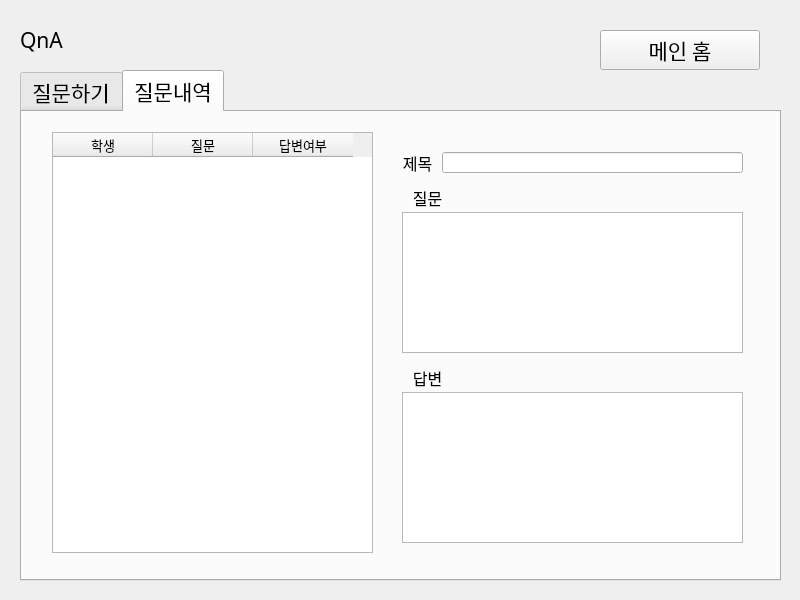
Old version of the form studentUi2.ui in the repository dustn011/EducationApplication.
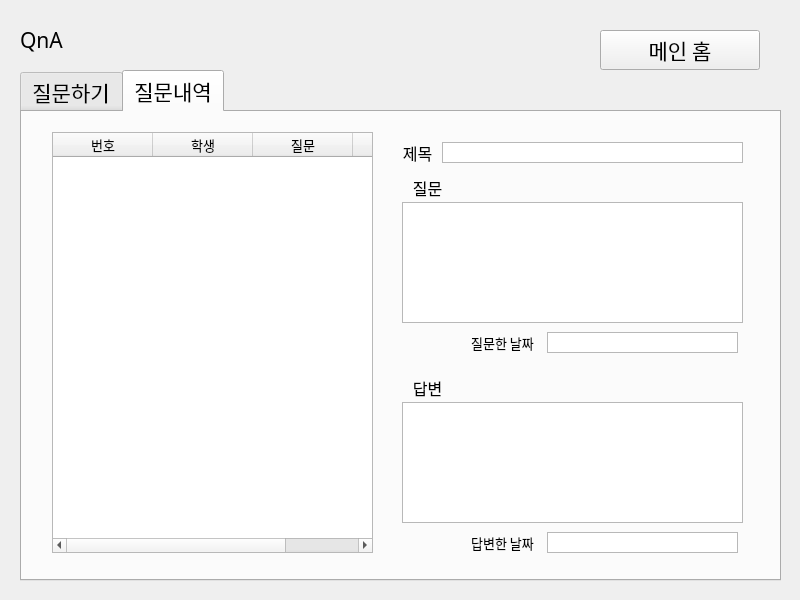
New version of the form. The open tabs and pages were chosen to show the change.

Commit message: 0207 QnA 질문 제목 글자수 제한, 프로시져 만들어서 질문에 숫자 자동으로 추가하게 만듬, 여러 오류 수정

```diff
--- a/studentUi2.ui
+++ b/studentUi2.ui
@@ -337,7 +337,7 @@
        <property name="geometry">
         <rect>
          <x>370</x>
-         <y>40</y>
+         <y>30</y>
          <width>51</width>
          <height>21</height>
         </rect>
@@ -358,7 +358,7 @@
        <property name="geometry">
         <rect>
          <x>380</x>
-         <y>70</y>
+         <y>60</y>
          <width>51</width>
          <height>31</height>
         </rect>
@@ -375,26 +375,11 @@
         <set>Qt::AlignCenter</set>
        </property>
       </widget>
-      <widget class="QLineEdit" name="show_question_title">
-       <property name="geometry">
-        <rect>
-         <x>420</x>
-         <y>40</y>
-         <width>301</width>
-         <height>21</height>
-        </rect>
-       </property>
-       <property name="font">
-        <font>
-         <pointsize>12</pointsize>
-        </font>
-       </property>
-      </widget>
       <widget class="QLabel" name="label_12">
        <property name="geometry">
         <rect>
          <x>380</x>
-         <y>250</y>
+         <y>260</y>
          <width>51</width>
          <height>31</height>
         </rect>
@@ -434,6 +419,11 @@
        <property name="selectionBehavior">
         <enum>QAbstractItemView::SelectRows</enum>
        </property>
+       <column>
+        <property name="text">
+         <string>번호</string>
+        </property>
+       </column>
        <column>
         <property name="text">
          <string>학생</string>
@@ -454,20 +444,126 @@
        <property name="geometry">
         <rect>
          <x>380</x>
-         <y>280</y>
+         <y>290</y>
          <width>341</width>
-         <height>151</height>
+         <height>121</height>
         </rect>
        </property>
+       <property name="font">
+        <font>
+         <pointsize>11</pointsize>
+        </font>
+       </property>
       </widget>
       <widget class="QTextBrowser" name="show_question_content">
        <property name="geometry">
         <rect>
          <x>380</x>
-         <y>100</y>
+         <y>90</y>
          <width>341</width>
-         <height>141</height>
+         <height>121</height>
         </rect>
+       </property>
+       <property name="font">
+        <font>
+         <pointsize>11</pointsize>
+        </font>
+       </property>
+      </widget>
+      <widget class="QTextBrowser" name="show_question_title">
+       <property name="geometry">
+        <rect>
+         <x>420</x>
+         <y>30</y>
+         <width>301</width>
+         <height>21</height>
+        </rect>
+       </property>
+       <property name="font">
+        <font>
+         <pointsize>12</pointsize>
+        </font>
+       </property>
+       <property name="verticalScrollBarPolicy">
+        <enum>Qt::ScrollBarAlwaysOff</enum>
+       </property>
+      </widget>
+      <widget class="QTextBrowser" name="textBrowser">
+       <property name="geometry">
+        <rect>
+         <x>525</x>
+         <y>220</y>
+         <width>191</width>
+         <height>21</height>
+        </rect>
+       </property>
+       <property name="font">
+        <font>
+         <pointsize>10</pointsize>
+        </font>
+       </property>
+       <property name="verticalScrollBarPolicy">
+        <enum>Qt::ScrollBarAlwaysOff</enum>
+       </property>
+      </widget>
+      <widget class="QLabel" name="label_13">
+       <property name="geometry">
+        <rect>
+         <x>440</x>
+         <y>220</y>
+         <width>81</width>
+         <height>21</height>
+        </rect>
+       </property>
+       <property name="font">
+        <font>
+         <pointsize>10</pointsize>
+        </font>
+       </property>
+       <property name="text">
+        <string>질문한 날짜</string>
+       </property>
+       <property name="alignment">
+        <set>Qt::AlignCenter</set>
+       </property>
+      </widget>
+      <widget class="QTextBrowser" name="textBrowser_3">
+       <property name="geometry">
+        <rect>
+         <x>525</x>
+         <y>420</y>
+         <width>191</width>
+         <height>21</height>
+        </rect>
+       </property>
+       <property name="font">
+        <font>
+         <pointsize>10</pointsize>
+        </font>
+       </property>
+       <property name="verticalScrollBarPolicy">
+        <enum>Qt::ScrollBarAlwaysOff</enum>
+       </property>
+      </widget>
+      <widget class="QLabel" name="label_20">
+       <property name="geometry">
+        <rect>
+         <x>440</x>
+         <y>420</y>
+         <width>81</width>
+         <height>21</height>
+        </rect>
+       </property>
+       <property name="font">
+        <font>
+         <pointsize>10</pointsize>
+        </font>
+       </property>
+       <property name="text">
+        <string>답변한 날짜</string>
+       </property>
+       <property name="alignment">
+        <set>Qt::AlignCenter</set>
        </property>
       </widget>
      </widget>
```
Left out of the diff: 58 changed lines with no effect on the pictures. The commit also changes 2 other files.
